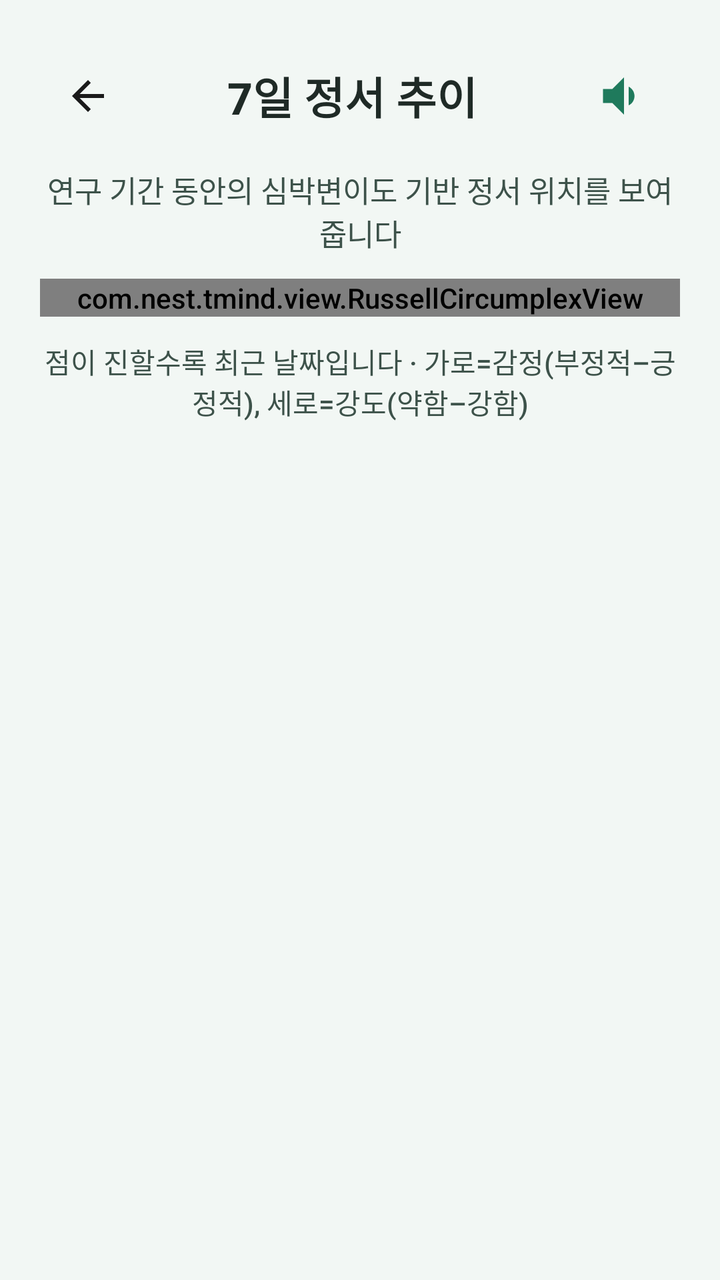
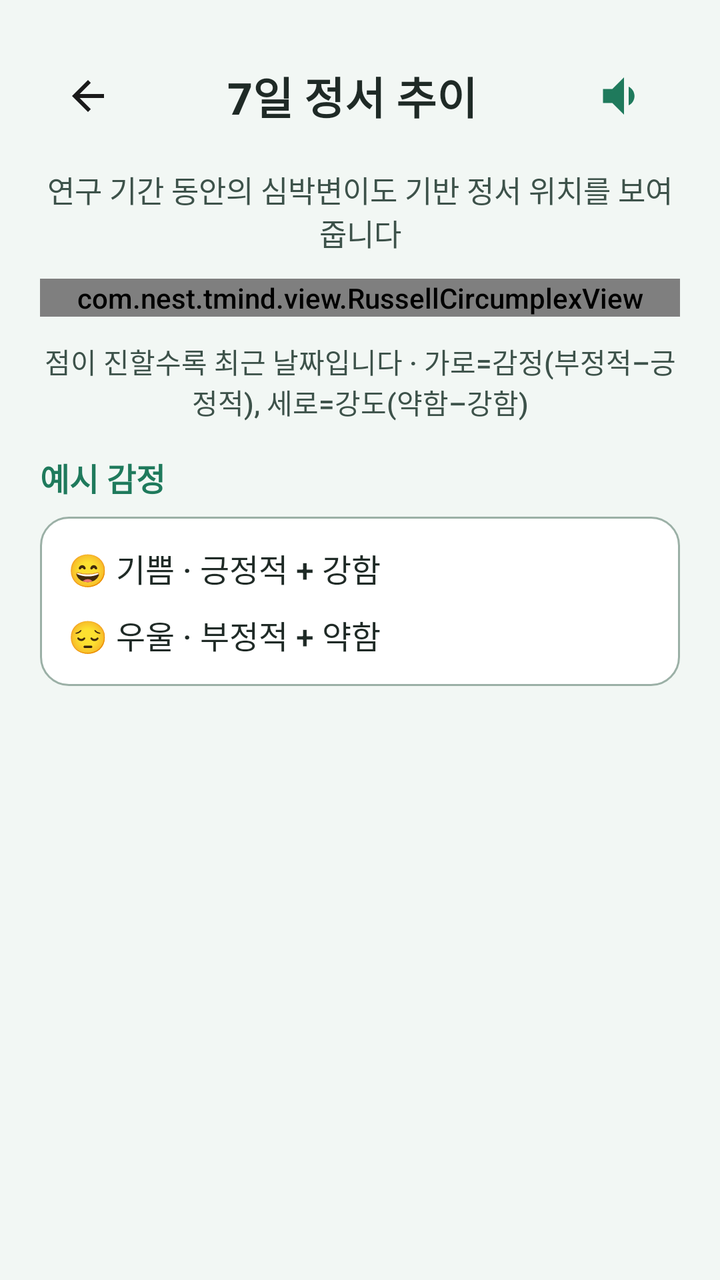

Before-and-after screenshots of an Android layout around one commit, followed by the original layout XML and the change that was made.
<!-- AndroidManifest.xml: application theme Theme.TMind -->
<!-- res/layout/activity_weekly_trend.xml -->
<?xml version="1.0" encoding="utf-8"?>
<ScrollView xmlns:android="http://schemas.android.com/apk/res/android"
    android:layout_width="match_parent"
    android:layout_height="match_parent"
    android:background="@color/bg_senior"
    android:fillViewport="true">

    <LinearLayout
        android:layout_width="match_parent"
        android:layout_height="wrap_content"
        android:orientation="vertical"
        android:padding="20dp">

        <LinearLayout
            android:layout_width="match_parent"
            android:layout_height="wrap_content"
            android:gravity="center_vertical">

            <ImageButton
                android:id="@+id/btnBack"
                android:layout_width="48dp"
                android:layout_height="48dp"
                android:background="?attr/selectableItemBackgroundBorderless"
                android:contentDescription="@string/prev"
                android:src="@drawable/ic_back" />

            <TextView
                android:id="@+id/tvTitle"
                android:layout_width="0dp"
                android:layout_height="wrap_content"
                android:layout_weight="1"
                android:gravity="center"
                android:text="@string/weekly_trend_title"
                android:textColor="@color/black"
                android:textSize="22sp"
                android:textStyle="bold" />

            <ImageButton
                android:id="@+id/btnTts"
                android:layout_width="56dp"
                android:layout_height="56dp"
                android:background="?attr/selectableItemBackgroundBorderless"
                android:contentDescription="@string/read_aloud"
                android:src="@drawable/ic_speaker" />
        </LinearLayout>

        <TextView
            android:id="@+id/tvSubtitle"
            android:layout_width="match_parent"
            android:layout_height="wrap_content"
            android:layout_marginTop="8dp"
            android:gravity="center"
            android:text="@string/weekly_trend_subtitle"
            android:textColor="@color/text_secondary"
            android:textSize="15sp" />

        <com.nest.tmind.view.RussellCircumplexView
            android:id="@+id/russellView"
            android:layout_width="match_parent"
            android:layout_height="wrap_content"
            android:layout_gravity="center"
            android:layout_marginTop="12dp" />

        <TextView
            android:id="@+id/tvLegend"
            android:layout_width="match_parent"
            android:layout_height="wrap_content"
            android:layout_marginTop="12dp"
            android:gravity="center"
            android:text="@string/weekly_trend_legend"
            android:textColor="@color/text_secondary"
            android:textSize="14sp" />

        <LinearLayout
            android:id="@+id/dayList"
            android:layout_width="match_parent"
            android:layout_height="wrap_content"
            android:layout_marginTop="16dp"
            android:orientation="vertical" />

        <TextView
            android:id="@+id/tvEmpty"
            android:layout_width="match_parent"
            android:layout_height="wrap_content"
            android:layout_marginTop="24dp"
            android:gravity="center"
            android:text="@string/weekly_trend_empty"
            android:textColor="@color/text_secondary"
            android:textSize="16sp"
            android:visibility="gone" />
    </LinearLayout>
</ScrollView>
<!-- resources referenced by this layout -->
<resources>
  <color name="bg_senior">#F2F7F4</color>
  <color name="black">#FF1F2A26</color>
  <color name="text_secondary">#3D524A</color>
  <!-- drawable ic_back (drawable) -->
  <vector xmlns:android="http://schemas.android.com/apk/res/android"
      android:width="24dp"
      android:height="24dp"
      android:viewportWidth="24"
      android:viewportHeight="24">
      <path android:fillColor="#1A1A1A" android:pathData="M20,11H7.83l5.59,-5.59L12,4l-8,8 8,8 1.41,-1.41L7.83,13H20v-2z"/>
  </vector>
  <!-- drawable ic_speaker (drawable) -->
  <vector xmlns:android="http://schemas.android.com/apk/res/android"
      android:width="28dp"
      android:height="28dp"
      android:viewportWidth="24"
      android:viewportHeight="24">
      <path android:fillColor="#1F7A5C" android:pathData="M3,9v6h4l5,5V4L7,9H3zM16.5,12c0,-1.77 -1.02,-3.29 -2.5,-4.03v8.05c1.48,-0.73 2.5,-2.25 2.5,-4.02z"/>
  </vector>
  <string name="prev">이전</string>
  <string name="read_aloud">읽어주기</string>
  <string name="weekly_trend_empty">아직 저장된 측정 기록이 없습니다</string>
  <string name="weekly_trend_legend">점이 진할수록 최근 날짜입니다 · 가로=감정(부정적–긍정적), 세로=강도(약함–강함)</string>
  <string name="weekly_trend_subtitle">연구 기간 동안의 심박변이도 기반 정서 위치를 보여 줍니다</string>
  <string name="weekly_trend_title">7일 정서 추이</string>
  <style name="Theme.TMind" parent="Theme.MaterialComponents.Light.NoActionBar">
          <item name="colorPrimary">@color/teal_primary</item>
          <item name="colorPrimaryVariant">@color/teal_dark</item>
          <item name="colorOnPrimary">@color/white</item>
          <item name="android:statusBarColor">@color/bg_senior</item>
          <item name="android:navigationBarColor">@color/bg_senior</item>
          <item name="android:windowLightStatusBar">true</item>
          <item name="android:windowLightNavigationBar">true</item>
          <item name="android:fontFamily">sans-serif-medium</item>
          <item name="materialButtonStyle">@style/SeniorButton</item>
      </style>
  <color name="teal_primary">#2F9E7A</color>
  <color name="teal_dark">#1F7A5C</color>
  <color name="white">#FFFFFFFF</color>
  <style name="SeniorButton" parent="Widget.MaterialComponents.Button">
          <item name="android:minHeight">60dp</item>
          <item name="android:textSize">21sp</item>
          <item name="android:insetTop">0dp</item>
          <item name="android:insetBottom">0dp</item>
          <item name="cornerRadius">14dp</item>
          <item name="backgroundTint">@null</item>
          <item name="android:textAllCaps">false</item>
      </style>
</resources>

<!-- the commit's change to res/layout/activity_weekly_trend.xml (unified diff, before → after) -->
@@ -71,6 +71,12 @@
             android:textColor="@color/text_secondary"
             android:textSize="14sp" />
 
+        <include
+            layout="@layout/include_russell_examples"
+            android:layout_width="match_parent"
+            android:layout_height="wrap_content"
+            android:layout_marginTop="16dp" />
+
         <LinearLayout
             android:id="@+id/dayList"
             android:layout_width="match_parent"
@@ -90,3 +96,42 @@
             android:visibility="gone" />
     </LinearLayout>
 </ScrollView>
+<!-- res/layout/include_russell_examples.xml (included above) -->
+<?xml version="1.0" encoding="utf-8"?>
+<LinearLayout xmlns:android="http://schemas.android.com/apk/res/android"
+    android:layout_width="match_parent"
+    android:layout_height="wrap_content"
+    android:orientation="vertical">
+
+    <TextView
+        android:layout_width="match_parent"
+        android:layout_height="wrap_content"
+        android:text="@string/russell_example_title"
+        android:textColor="@color/teal_dark"
+        android:textSize="16sp"
+        android:textStyle="bold" />
+
+    <LinearLayout
+        android:layout_width="match_parent"
+        android:layout_height="wrap_content"
+        android:layout_marginTop="8dp"
+        android:background="@drawable/bg_metric_card"
+        android:orientation="vertical"
+        android:padding="14dp">
+
+        <TextView
+            android:layout_width="match_parent"
+            android:layout_height="wrap_content"
+            android:text="@string/russell_example_joy"
+            android:textColor="@color/black"
+            android:textSize="16sp" />
+
+        <TextView
+            android:layout_width="match_parent"
+            android:layout_height="wrap_content"
+            android:layout_marginTop="10dp"
+            android:text="@string/russell_example_sad"
+            android:textColor="@color/black"
+            android:textSize="16sp" />
+    </LinearLayout>
+</LinearLayout>
<!-- resource entries referenced after the edit -->
@@ -3,6 +3,13 @@
   <color name="bg_senior">#F2F7F4</color>
   <color name="black">#FF1F2A26</color>
   <color name="text_secondary">#3D524A</color>
+  <!-- drawable bg_metric_card (drawable) -->
+  <?xml version="1.0" encoding="utf-8"?>
+  <shape xmlns:android="http://schemas.android.com/apk/res/android">
+      <solid android:color="@color/white" />
+      <corners android:radius="14dp" />
+      <stroke android:width="1dp" android:color="@color/border_gray" />
+  </shape>
   <!-- drawable ic_back (drawable) -->
   <vector xmlns:android="http://schemas.android.com/apk/res/android"
       android:width="24dp"
@@ -21,6 +28,9 @@
   </vector>
   <string name="prev">이전</string>
   <string name="read_aloud">읽어주기</string>
+  <string name="russell_example_joy">😄  기쁨 · 긍정적 + 강함</string>
+  <string name="russell_example_sad">😔  우울 · 부정적 + 약함</string>
+  <string name="russell_example_title">예시 감정</string>
   <string name="weekly_trend_empty">아직 저장된 측정 기록이 없습니다</string>
   <string name="weekly_trend_legend">점이 진할수록 최근 날짜입니다 · 가로=감정(부정적–긍정적), 세로=강도(약함–강함)</string>
   <string name="weekly_trend_subtitle">연구 기간 동안의 심박변이도 기반 정서 위치를 보여 줍니다</string>
@@ -39,6 +49,7 @@
   <color name="teal_primary">#2F9E7A</color>
   <color name="teal_dark">#1F7A5C</color>
   <color name="white">#FFFFFFFF</color>
+  <color name="border_gray">#9BB0A6</color>
   <style name="SeniorButton" parent="Widget.MaterialComponents.Button">
           <item name="android:minHeight">60dp</item>
           <item name="android:textSize">21sp</item>
